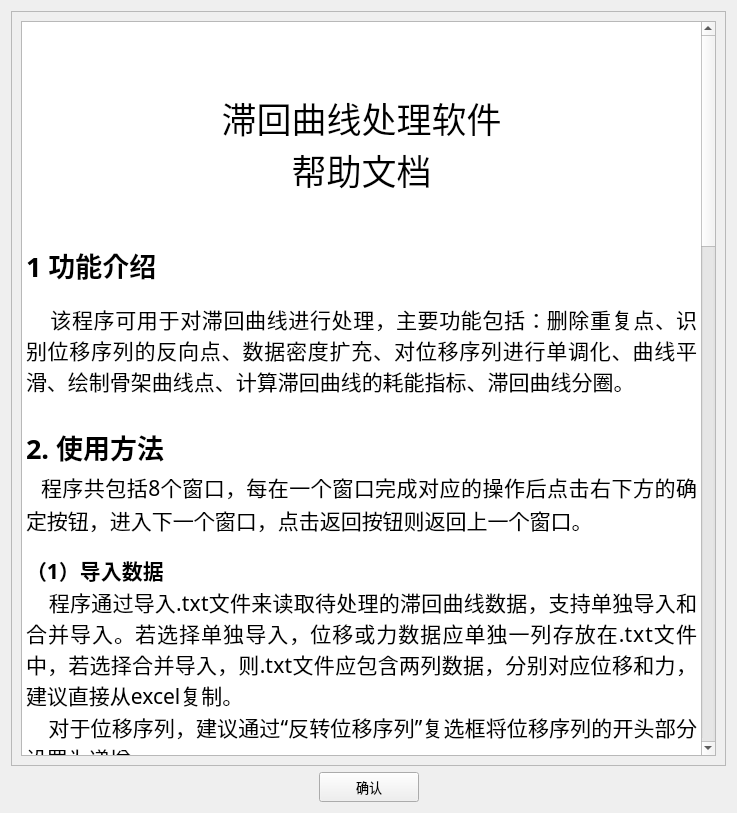
Above: ui/WinHelp.ui from WenchenLie/HystereticCurveAnalysis before the change. Below: the same form after it.
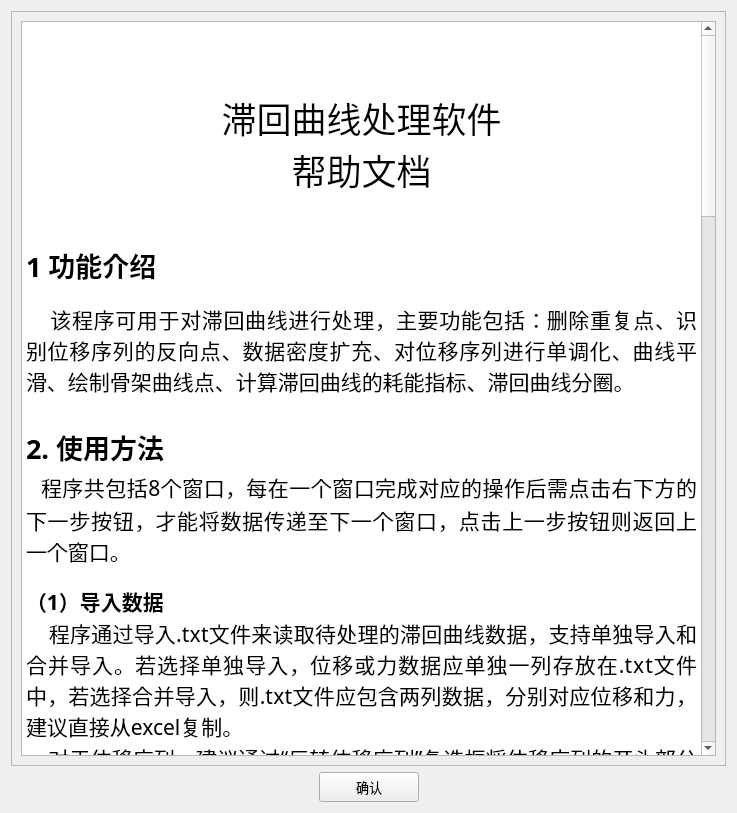
That is the form after the change. Icons and pictures are not drawn.

```diff
--- a/ui/WinHelp.ui
+++ b/ui/WinHelp.ui
@@ -71,11 +71,12 @@
 &lt;p align=&quot;justify&quot; style=&quot; margin-top:0px; margin-bottom:0px; margin-left:0px; margin-right:0px; -qt-block-indent:0; text-indent:0px;&quot;&gt;&lt;span style=&quot; font-family:'SimSun'; font-size:16pt;&quot;&gt;    该程序可用于对滞回曲线进行处理，主要功能包括：删除重复点、识别位移序列的反向点、数据密度扩充、对位移序列进行单调化、曲线平滑、绘制骨架曲线点、计算滞回曲线的耗能指标、滞回曲线分圈。&lt;/span&gt;&lt;/p&gt;
 &lt;p align=&quot;justify&quot; style=&quot;-qt-paragraph-type:empty; margin-top:0px; margin-bottom:0px; margin-left:0px; margin-right:0px; -qt-block-indent:0; text-indent:0px; font-family:'SimSun'; font-size:16pt;&quot;&gt;&lt;br /&gt;&lt;/p&gt;
 &lt;p align=&quot;justify&quot; style=&quot; margin-top:0px; margin-bottom:0px; margin-left:0px; margin-right:0px; -qt-block-indent:0; text-indent:0px;&quot;&gt;&lt;span style=&quot; font-family:'SimSun'; font-weight:600;&quot;&gt;2. 使用方法&lt;/span&gt;&lt;/p&gt;
-&lt;p align=&quot;justify&quot; style=&quot; margin-top:0px; margin-bottom:0px; margin-left:0px; margin-right:0px; -qt-block-indent:0; text-indent:0px;&quot;&gt;&lt;span style=&quot; font-family:'SimSun'; font-weight:600;&quot;&gt;  &lt;/span&gt;&lt;span style=&quot; font-family:'SimSun'; font-size:16pt;&quot;&gt;程序共包括8个窗口，每在一个窗口完成对应的操作后点击右下方的确定按钮，进入下一个窗口，点击返回按钮则返回上一个窗口。&lt;/span&gt;&lt;/p&gt;
+&lt;p align=&quot;justify&quot; style=&quot; margin-top:0px; margin-bottom:0px; margin-left:0px; margin-right:0px; -qt-block-indent:0; text-indent:0px;&quot;&gt;&lt;span style=&quot; font-family:'SimSun'; font-weight:600;&quot;&gt;  &lt;/span&gt;&lt;span style=&quot; font-family:'SimSun'; font-size:16pt;&quot;&gt;程序共包括8个窗口，每在一个窗口完成对应的操作后需点击右下方的下一步按钮，才能将数据传递至下一个窗口，点击上一步按钮则返回上一个窗口。&lt;/span&gt;&lt;/p&gt;
 &lt;p align=&quot;justify&quot; style=&quot; margin-top:0px; margin-bottom:0px; margin-left:0px; margin-right:0px; -qt-block-indent:0; text-indent:0px;&quot;&gt;&lt;span style=&quot; font-family:'SimSun'; font-size:10pt; font-weight:600;&quot;&gt; &lt;/span&gt;&lt;/p&gt;
 &lt;p align=&quot;justify&quot; style=&quot; margin-top:0px; margin-bottom:0px; margin-left:0px; margin-right:0px; -qt-block-indent:0; text-indent:0px;&quot;&gt;&lt;span style=&quot; font-family:'SimSun'; font-size:16pt; font-weight:600;&quot;&gt;（1）导入数据&lt;/span&gt;&lt;/p&gt;
 &lt;p align=&quot;justify&quot; style=&quot; margin-top:0px; margin-bottom:0px; margin-left:0px; margin-right:0px; -qt-block-indent:0; text-indent:0px;&quot;&gt;&lt;span style=&quot; font-family:'SimSun'; font-size:16pt;&quot;&gt;    程序通过导入.txt文件来读取待处理的滞回曲线数据，支持单独导入和合并导入。若选择单独导入，位移或力数据应单独一列存放在.txt文件中，若选择合并导入，则.txt文件应包含两列数据，分别对应位移和力，建议直接从excel复制。&lt;/span&gt;&lt;/p&gt;
 &lt;p align=&quot;justify&quot; style=&quot; margin-top:0px; margin-bottom:0px; margin-left:0px; margin-right:0px; -qt-block-indent:0; text-indent:0px;&quot;&gt;&lt;span style=&quot; font-family:'SimSun'; font-size:16pt;&quot;&gt;    对于位移序列，建议通过“反转位移序列”复选框将位移序列的开头部分设置为递增。&lt;/span&gt;&lt;/p&gt;
+&lt;p align=&quot;justify&quot; style=&quot; margin-top:0px; margin-bottom:0px; margin-left:0px; margin-right:0px; -qt-block-indent:0; text-indent:0px;&quot;&gt;&lt;span style=&quot; font-family:'SimSun'; font-size:16pt;&quot;&gt;    用户还可导入附加数据，附加数据会随滞回曲线处理过程中一并处理，软件在对滞回曲线进行删除重复点、位移序列单调化、数据密度扩充、滞回环分圈、提取骨架曲线时，附加数据会随之进行增删操作。实际应用中，附加数据可以是除滞回曲线外的位移、应变、温度、压力等数据。导入的附加数据应保证长度与滞回曲线一致，否则无法导入。&lt;/span&gt;&lt;/p&gt;
 &lt;p align=&quot;justify&quot; style=&quot; margin-top:0px; margin-bottom:0px; margin-left:0px; margin-right:0px; -qt-block-indent:0; text-indent:0px;&quot;&gt;&lt;span style=&quot; font-family:'SimSun'; font-size:16pt; font-weight:600;&quot;&gt;（2）删除重复点&lt;/span&gt;&lt;/p&gt;
 &lt;p align=&quot;justify&quot; style=&quot; margin-top:0px; margin-bottom:0px; margin-left:0px; margin-right:0px; -qt-block-indent:0; text-indent:0px;&quot;&gt;&lt;span style=&quot; font-family:'SimSun'; font-size:16pt;&quot;&gt;    若在试验加载过程中有停顿，则滞回曲线会产生大量重复点，程序可通过位移序列判断位移重复点并删除，减小数据量。&lt;/span&gt;&lt;/p&gt;
 &lt;p align=&quot;justify&quot; style=&quot; margin-top:0px; margin-bottom:0px; margin-left:0px; margin-right:0px; -qt-block-indent:0; text-indent:0px;&quot;&gt;&lt;span style=&quot; font-family:'SimSun'; font-size:16pt; font-weight:600;&quot;&gt;（3）识别位移反向点&lt;/span&gt;&lt;/p&gt;
@@ -87,11 +88,14 @@
 &lt;p align=&quot;justify&quot; style=&quot; margin-top:0px; margin-bottom:0px; margin-left:0px; margin-right:0px; -qt-block-indent:0; text-indent:0px;&quot;&gt;&lt;span style=&quot; font-family:'SimSun'; font-size:16pt; font-weight:600;&quot;&gt;（5）曲线平滑&lt;/span&gt;&lt;/p&gt;
 &lt;p align=&quot;justify&quot; style=&quot; margin-top:0px; margin-bottom:0px; margin-left:0px; margin-right:0px; -qt-block-indent:0; text-indent:0px;&quot;&gt;&lt;span style=&quot; font-family:'SimSun'; font-size:16pt;&quot;&gt;    程序可以采用简单移动窗口平均算法对滞回曲线的力序列进行平滑，若用户选择进行曲线平滑，可输入窗口的宽度值，并查看平滑前后的力序列曲线对比。&lt;/span&gt;&lt;/p&gt;
 &lt;p align=&quot;justify&quot; style=&quot; margin-top:0px; margin-bottom:0px; margin-left:0px; margin-right:0px; -qt-block-indent:0; text-indent:0px;&quot;&gt;&lt;span style=&quot; font-family:'SimSun'; font-size:16pt; font-weight:600;&quot;&gt;（6）骨架点及耗能指标&lt;/span&gt;&lt;/p&gt;
-&lt;p align=&quot;justify&quot; style=&quot; margin-top:0px; margin-bottom:0px; margin-left:0px; margin-right:0px; -qt-block-indent:0; text-indent:0px;&quot;&gt;&lt;span style=&quot; font-family:'SimSun'; font-size:16pt;&quot;&gt;    程序会自动提取骨架点及计算滞回曲线的耗能特征，包括单圈耗能、累积耗能和等效黏滞阻尼系数。其中骨架点的确定方法包括最大位移和最大力（如图1），即采用每一圈滞回环的最大位移或最大力所对应的数据点作为骨架点（注：骨架点不等于骨架曲线，骨架曲线需要根据指定滞回圈数来确定，见第（7）条）。若构件破坏而导致最后一圈滞回环存在明显的退化现象，用户可选择不考虑最后一圈滞回环。此外，在计算等效黏滞阻尼系数时，等效弹性弹簧的刚度可根据该圈滞回环上的最大力所在点、最大位移所在点、或最大位移-最大力点来确定（如图2）。&lt;/span&gt;&lt;/p&gt;
+&lt;p align=&quot;justify&quot; style=&quot; margin-top:0px; margin-bottom:0px; margin-left:0px; margin-right:0px; -qt-block-indent:0; text-indent:0px;&quot;&gt;&lt;span style=&quot; font-family:'SimSun'; font-size:16pt;&quot;&gt;    程序会自动提取骨架点及计算滞回曲线的耗能特征，包括单圈耗能、累积耗能和等效黏滞阻尼系数。其中骨架点的确定方法包括最大位移、最大力和最大位移&amp;amp;最大力（如图1）。其中，最大位移和最大力分别指采用每一圈滞回环的最大位移或最大力所对应的数据点作为骨架点（注：骨架点不等于骨架曲线，骨架曲线需要根据指定滞回圈数来确定，见第（7）条）；基于最大位移&amp;amp;最大力的骨架点确定方法指将滞回环的最大位移和最大力进行归一化后，选取位移和力的平方和最大的数据点作为骨架点（等价于以原点为圆心的滞回环外切圆与滞回环的交点）。若构件破坏而导致最后一圈滞回环存在明显的退化现象，用户可选择不考虑最后一圈滞回环。&lt;/span&gt;&lt;/p&gt;
 &lt;p align=&quot;center&quot; style=&quot; margin-top:0px; margin-bottom:0px; margin-left:0px; margin-right:0px; -qt-block-indent:0; text-indent:0px;&quot;&gt;&lt;img src=&quot;:/资源/骨架点确定方法.png&quot; /&gt;&lt;/p&gt;
+&lt;p align=&quot;center&quot; style=&quot; margin-top:0px; margin-bottom:0px; margin-left:0px; margin-right:0px; -qt-block-indent:0; text-indent:0px;&quot;&gt;&lt;img src=&quot;:/资源/骨架点确定方法-2.png&quot; /&gt;&lt;/p&gt;
 &lt;p align=&quot;center&quot; style=&quot; margin-top:0px; margin-bottom:0px; margin-left:0px; margin-right:0px; -qt-block-indent:0; text-indent:0px;&quot;&gt;&lt;span style=&quot; font-family:'SimSun'; font-size:16pt;&quot;&gt;图1 骨架点的确定方法&lt;/span&gt;&lt;/p&gt;
+&lt;p style=&quot; margin-top:0px; margin-bottom:0px; margin-left:0px; margin-right:0px; -qt-block-indent:0; text-indent:0px;&quot;&gt;&lt;span style=&quot; font-family:'SimSun'; font-size:16pt;&quot;&gt;    在计算等效黏滞阻尼系数时，需要根据等效弹性弹簧的刚度计算等效弹性应变能，软件提供三种确定方法等效弹性弹簧的刚度，分别为根据该滞回环上的最大力所在点、最大位移所在点、或最大位移-最大力点来确定该刚度（如图2）。&lt;/span&gt;&lt;/p&gt;
 &lt;p align=&quot;center&quot; style=&quot; margin-top:0px; margin-bottom:0px; margin-left:0px; margin-right:0px; -qt-block-indent:0; text-indent:0px;&quot;&gt;            &lt;img src=&quot;:/资源/等效弹性弹簧.png&quot; /&gt;&lt;/p&gt;
 &lt;p align=&quot;center&quot; style=&quot; margin-top:0px; margin-bottom:0px; margin-left:0px; margin-right:0px; -qt-block-indent:0; text-indent:0px;&quot;&gt;&lt;span style=&quot; font-family:'SimSun'; font-size:16pt;&quot;&gt;图2 等效弹性弹簧的确定方法&lt;/span&gt;&lt;/p&gt;
+&lt;p align=&quot;center&quot; style=&quot;-qt-paragraph-type:empty; margin-top:0px; margin-bottom:0px; margin-left:0px; margin-right:0px; -qt-block-indent:0; text-indent:0px; font-family:'SimSun'; font-size:16pt;&quot;&gt;&lt;br /&gt;&lt;/p&gt;
 &lt;p align=&quot;justify&quot; style=&quot; margin-top:0px; margin-bottom:0px; margin-left:0px; margin-right:0px; -qt-block-indent:0; text-indent:0px;&quot;&gt;&lt;span style=&quot; font-family:'SimSun'; font-size:16pt; font-weight:600;&quot;&gt;（7）骨架曲线&amp;amp;退化曲线&lt;/span&gt;&lt;/p&gt;
 &lt;p align=&quot;justify&quot; style=&quot; margin-top:0px; margin-bottom:0px; margin-left:0px; margin-right:0px; -qt-block-indent:0; text-indent:0px;&quot;&gt;&lt;span style=&quot; font-family:'SimSun'; font-size:16pt; font-weight:600;&quot;&gt;    &lt;/span&gt;&lt;span style=&quot; font-family:'SimSun'; font-size:16pt;&quot;&gt;为了在滞回曲线中提取骨架曲线，用户需首先指定用于提取骨架曲线的滞回圈数，程序提供几种默认的滞回圈数方案（即常用方案），如采用第1圈、第4圈、第7圈的滞回环来提取骨架曲线（对应于常用方案(1)），如常用方案仍无法正确满足用于需求，可手动输入滞回圈数（即手动指定），用户手动输入用于提取骨架曲线的滞回圈数，并以空格间隔即可。&lt;/span&gt;&lt;/p&gt;
 &lt;p align=&quot;justify&quot; style=&quot; margin-top:0px; margin-bottom:0px; margin-left:0px; margin-right:0px; -qt-block-indent:0; text-indent:0px;&quot;&gt;&lt;span style=&quot; font-family:'SimSun'; font-size:16pt;&quot;&gt;    在确定滞回圈数后，需点击“添加到方案”按钮，程序才会记录该方案。&lt;/span&gt;&lt;/p&gt;
```
